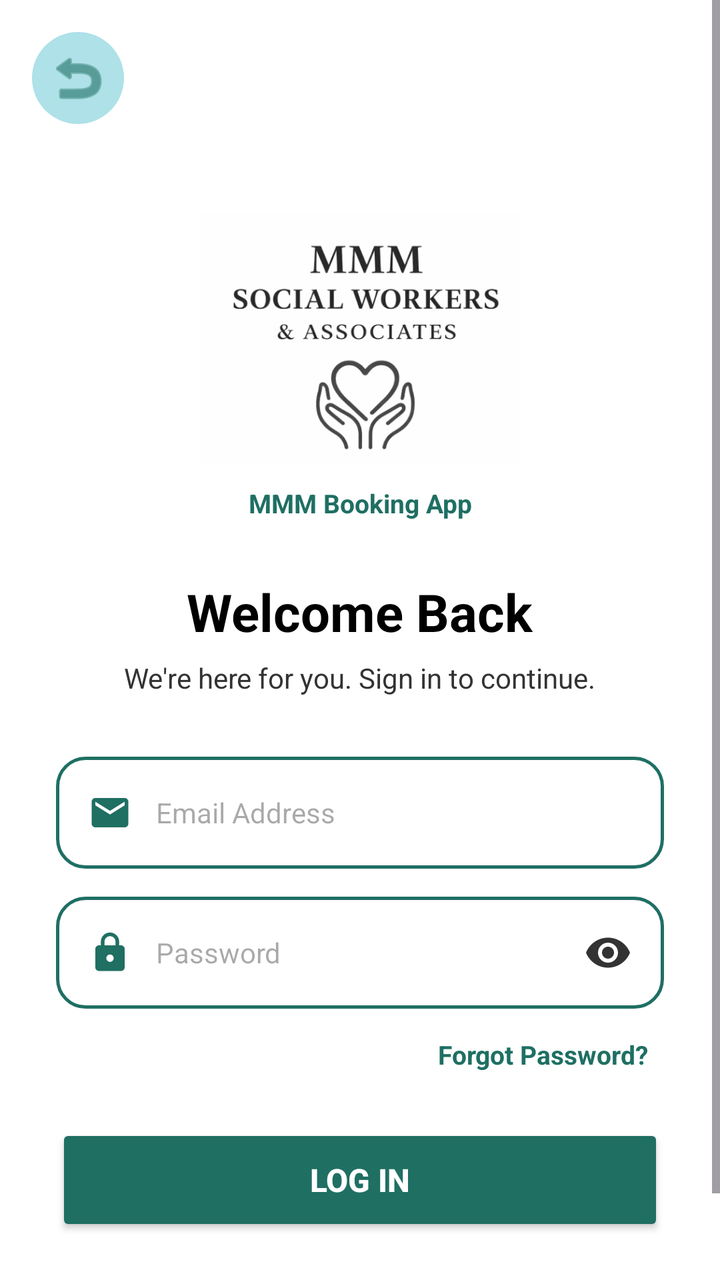
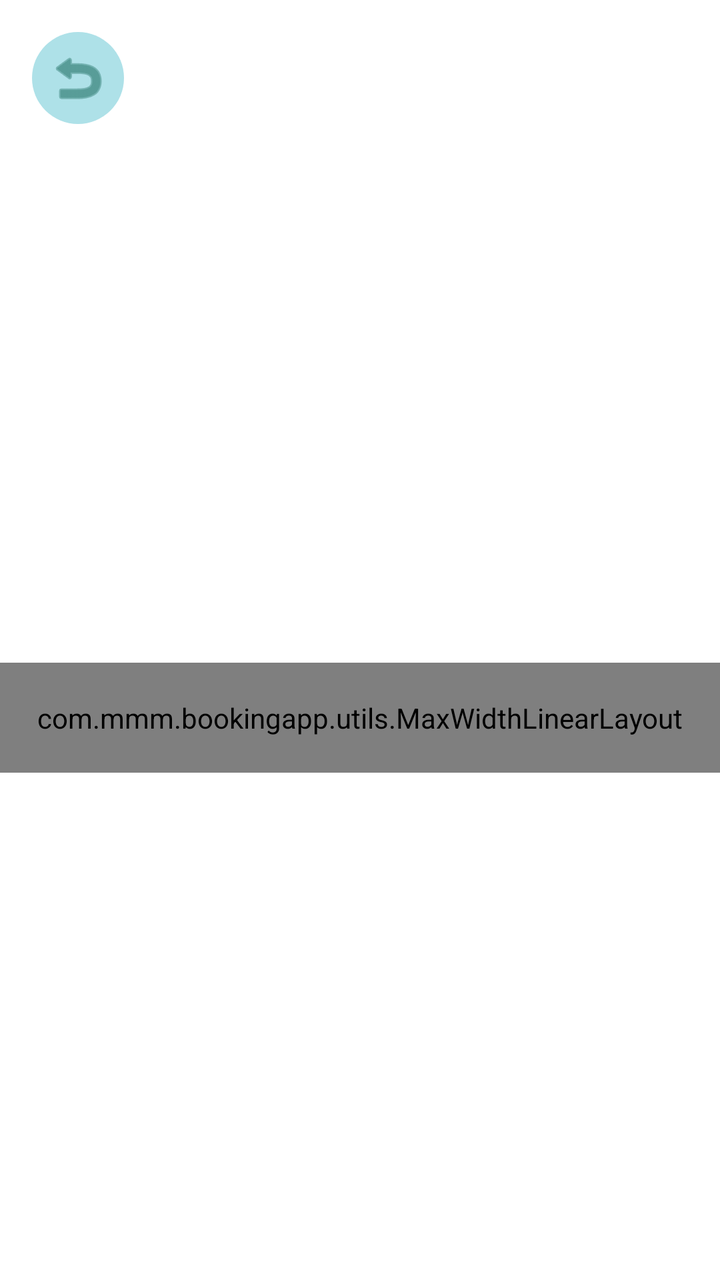

An Android layout rendered at two revisions. The XML below is the earlier revision; the diff shows what the commit changed to produce the second picture.
<!-- AndroidManifest.xml: application theme Theme.MMMBookingApp -->
<!-- res/layout/activity_login.xml -->
<?xml version="1.0" encoding="utf-8"?>
<ScrollView xmlns:android="http://schemas.android.com/apk/res/android"
    xmlns:app="http://schemas.android.com/apk/res-auto"
    android:layout_width="match_parent"
    android:layout_height="match_parent"
    android:background="@color/color_background"
    android:fillViewport="true">

    <LinearLayout
        android:layout_width="match_parent"
        android:layout_height="match_parent"
        android:orientation="vertical">

        <ImageButton
            android:id="@+id/btnBack"
            android:layout_width="46dp"
            android:layout_height="46dp"
            android:layout_margin="16dp"
            android:background="@drawable/bg_circle_button"
            android:padding="11dp"
            android:src="@android:drawable/ic_menu_revert"
            app:tint="@color/color_primary"
            android:contentDescription="@string/btn_ok" />

        <LinearLayout
            android:layout_width="match_parent"
            android:layout_height="0dp"
            android:layout_weight="1"
            android:gravity="center_vertical"
            android:orientation="vertical">

            <LinearLayout
                android:layout_width="match_parent"
                android:layout_height="wrap_content"
                android:orientation="vertical"
                android:gravity="center_horizontal"
                android:padding="28dp">

                
                <ImageView
                    android:layout_width="160dp"
                    android:layout_height="wrap_content"
                    android:layout_gravity="center_horizontal"
                    android:adjustViewBounds="true"
                    android:scaleType="fitCenter"
                    android:background="@android:color/transparent"
                    android:src="@drawable/mmm_logo"
                    android:contentDescription="@string/app_name"
                    android:layout_marginBottom="10dp" />

                <TextView
                    android:layout_width="wrap_content"
                    android:layout_height="wrap_content"
                    android:text="@string/app_name"
                    android:textColor="@color/color_primary"
                    android:textStyle="bold"
                    android:textSize="13sp"
                    android:gravity="center"
                    android:maxLines="2"
                    android:layout_marginBottom="28dp" />

                <TextView
                    android:layout_width="wrap_content"
                    android:layout_height="wrap_content"
                    android:text="@string/login_welcome_back_title"
                    android:textColor="@color/color_text_heading"
                    android:textStyle="bold"
                    android:textSize="26sp"
                    android:maxLines="1" />

                <TextView
                    android:layout_width="wrap_content"
                    android:layout_height="wrap_content"
                    android:text="@string/login_subtitle"
                    android:textColor="@color/color_text_primary"
                    android:textSize="14sp"
                    android:gravity="center"
                    android:maxLines="2"
                    android:layout_marginTop="6dp"
                    android:layout_marginBottom="30dp" />

                <LinearLayout
                    android:layout_width="match_parent"
                    android:layout_height="56dp"
                    android:orientation="horizontal"
                    android:gravity="center_vertical"
                    android:background="@drawable/bg_card_bordered"
                    android:paddingStart="16dp"
                    android:paddingEnd="16dp"
                    android:layout_marginBottom="14dp">

                    <ImageView
                        android:layout_width="22dp"
                        android:layout_height="22dp"
                        android:src="@drawable/ic_email"
                        android:contentDescription="@string/hint_email" />

                    <EditText
                        android:id="@+id/etEmail"
                        android:layout_width="0dp"
                        android:layout_height="match_parent"
                        android:layout_weight="1"
                        android:layout_marginStart="12dp"
                        android:background="@android:color/transparent"
                        android:hint="@string/hint_email"
                        android:inputType="textEmailAddress"
                        android:maxLines="1"
                        android:singleLine="true"
                        android:textColor="@color/color_text_heading"
                        android:textSize="14sp" />
                </LinearLayout>

                <LinearLayout
                    android:layout_width="match_parent"
                    android:layout_height="56dp"
                    android:orientation="horizontal"
                    android:gravity="center_vertical"
                    android:background="@drawable/bg_card_bordered"
                    android:paddingStart="16dp"
                    android:paddingEnd="6dp">

                    <ImageView
                        android:layout_width="22dp"
                        android:layout_height="22dp"
                        android:src="@drawable/ic_lock"
                        android:contentDescription="@string/hint_password" />

                    <EditText
                        android:id="@+id/etPassword"
                        android:layout_width="0dp"
                        android:layout_height="match_parent"
                        android:layout_weight="1"
                        android:layout_marginStart="12dp"
                        android:background="@android:color/transparent"
                        android:hint="@string/hint_password"
                        android:inputType="textPassword"
                        android:maxLines="1"
                        android:textColor="@color/color_text_heading"
                        android:textSize="14sp" />

                    <ImageButton
                        android:id="@+id/btnTogglePassword"
                        android:layout_width="44dp"
                        android:layout_height="44dp"
                        android:background="?attr/selectableItemBackgroundBorderless"
                        android:src="@drawable/ic_eye"
                        android:contentDescription="@string/hint_password" />
                </LinearLayout>

                <TextView
                    android:id="@+id/tvForgotPassword"
                    android:layout_width="wrap_content"
                    android:layout_height="wrap_content"
                    android:layout_gravity="end"
                    android:text="@string/link_forgot_password"
                    android:textColor="@color/color_primary"
                    android:textStyle="bold"
                    android:textSize="13sp"
                    android:padding="8dp"
                    android:layout_marginTop="6dp"
                    android:layout_marginBottom="10dp" />

                <LinearLayout
                    android:id="@+id/layoutUnverified"
                    android:layout_width="match_parent"
                    android:layout_height="wrap_content"
                    android:orientation="vertical"
                    android:background="@drawable/bg_card_bordered"
                    android:padding="14dp"
                    android:visibility="gone"
                    android:layout_marginBottom="16dp">

                    <TextView
                        android:layout_width="match_parent"
                        android:layout_height="wrap_content"
                        android:text="@string/error_email_not_verified"
                        android:textColor="@color/color_error"
                        android:textSize="13sp"
                        android:layout_marginBottom="10dp" />

                    <Button
                        android:id="@+id/btnResendVerification"
                        android:layout_width="match_parent"
                        android:layout_height="48dp"
                        android:text="@string/btn_resend_verification"
                        android:textColor="@color/color_primary"
                        android:backgroundTint="@color/color_background"
                        style="@style/Widget.MaterialComponents.Button.OutlinedButton" />
                </LinearLayout>

                <ProgressBar
                    android:id="@+id/progressBar"
                    android:layout_width="wrap_content"
                    android:layout_height="wrap_content"
                    android:layout_gravity="center"
                    android:visibility="gone"
                    android:layout_marginBottom="12dp" />

                <Button
                    android:id="@+id/btnLoginSubmit"
                    android:layout_width="match_parent"
                    android:layout_height="56dp"
                    android:text="@string/btn_login_submit"
                    android:textColor="@color/color_text_on_primary"
                    android:textSize="16sp"
                    android:textStyle="bold"
                    android:backgroundTint="@color/color_primary"
                    app:cornerRadius="28dp"
                    android:layout_marginTop="8dp" />

                <TextView
                    android:layout_width="wrap_content"
                    android:layout_height="wrap_content"
                    android:text="@string/login_footer_tagline"
                    android:textColor="@color/color_text_primary"
                    android:textSize="11sp"
                    android:gravity="center"
                    android:maxLines="1"
                    android:layout_marginTop="26dp" />

            </LinearLayout>
        </LinearLayout>
    </LinearLayout>
</ScrollView>
<!-- resources referenced by this layout -->
<resources>
  <color name="color_background">#FFFFFF</color>
  <color name="color_error">#B00020</color>
  <color name="color_primary">#1F6F63</color>
  <color name="color_text_heading">#000000</color>
  <color name="color_text_on_primary">#FFFFFF</color>
  <color name="color_text_primary">#333333</color>
  <!-- drawable bg_card_bordered (drawable) -->
  <?xml version="1.0" encoding="utf-8"?>
  <shape xmlns:android="http://schemas.android.com/apk/res/android"
      android:shape="rectangle">
      <solid android:color="@color/color_background" />
      <corners android:radius="14dp" />
      <stroke android:width="1.5dp" android:color="@color/color_primary" />
  </shape>
  <!-- drawable bg_circle_button (drawable) -->
  <?xml version="1.0" encoding="utf-8"?>
  <shape xmlns:android="http://schemas.android.com/apk/res/android" android:shape="oval">
      <solid android:color="@color/color_highlight" />
  </shape>
  <!-- drawable ic_email (drawable) -->
  <vector xmlns:android="http://schemas.android.com/apk/res/android"
      android:width="24dp" android:height="24dp"
      android:viewportWidth="24" android:viewportHeight="24">
      <path android:fillColor="@color/color_primary"
          android:pathData="M20,4H4c-1.1,0 -1.99,0.9 -1.99,2L2,18c0,1.1 0.9,2 2,2h16c1.1,0 2,-0.9 2,-2V6c0,-1.1 -0.9,-2 -2,-2zM20,8l-8,5 -8,-5V6l8,5 8,-5v2z" />
  </vector>
  <!-- drawable ic_eye (drawable) -->
  <vector xmlns:android="http://schemas.android.com/apk/res/android"
      android:width="24dp"
      android:height="24dp"
      android:viewportWidth="24"
      android:viewportHeight="24">
      <path
          android:fillColor="@color/color_text_primary"
          android:pathData="M12,4.5C7,4.5 2.73,7.61 1,12c1.73,4.39 6,7.5 11,7.5s9.27,-3.11 11,-7.5c-1.73,-4.39 -6,-7.5 -11,-7.5zM12,17c-2.76,0 -5,-2.24 -5,-5s2.24,-5 5,-5 5,2.24 5,5 -2.24,5 -5,5zM12,9c-1.66,0 -3,1.34 -3,3s1.34,3 3,3 3,-1.34 3,-3 -1.34,-3 -3,-3z" />
  </vector>
  <!-- drawable ic_lock (drawable) -->
  <vector xmlns:android="http://schemas.android.com/apk/res/android"
      android:width="24dp" android:height="24dp"
      android:viewportWidth="24" android:viewportHeight="24">
      <path android:fillColor="@color/color_primary"
          android:pathData="M18,8h-1V6c0,-2.76 -2.24,-5 -5,-5S7,3.24 7,6v2H6c-1.1,0 -2,0.9 -2,2v10c0,1.1 0.9,2 2,2h12c1.1,0 2,-0.9 2,-2V10c0,-1.1 -0.9,-2 -2,-2zM9,6c0,-1.66 1.34,-3 3,-3s3,1.34 3,3v2H9V6zM12,17c-1.1,0 -2,-0.9 -2,-2s0.9,-2 2,-2 2,0.9 2,2 -0.9,2 -2,2z" />
  </vector>
  <string name="app_name">MMM Booking App</string>
  <string name="btn_login_submit">Log In</string>
  <string name="btn_ok">OK</string>
  <string name="btn_resend_verification">Resend Verification Email</string>
  <string name="error_email_not_verified">Please verify your email before logging in. Check your inbox, or tap below to resend the verification email.</string>
  <string name="hint_email">Email Address</string>
  <string name="hint_password">Password</string>
  <string name="link_forgot_password">Forgot Password?</string>
  <string name="login_footer_tagline">Secure  •  Confidential  •  Compassionate Care</string>
  <string name="login_subtitle">We\'re here for you. Sign in to continue.</string>
  <string name="login_welcome_back_title">Welcome Back</string>
  <color name="color_highlight">#AEE1E8</color>
  <color name="color_surface">#F5F1E8</color>
  <!-- unchanged entries left out for length: 2 -->
</resources>

<!-- the commit's change to res/layout/activity_login.xml (unified diff, before → after) -->
@@ -29,14 +29,14 @@
             android:gravity="center_vertical"
             android:orientation="vertical">
 
-            <LinearLayout
+            <com.mmm.bookingapp.utils.MaxWidthLinearLayout
                 android:layout_width="match_parent"
                 android:layout_height="wrap_content"
+                android:layout_gravity="center_horizontal"
                 android:orientation="vertical"
                 android:gravity="center_horizontal"
-                android:padding="28dp">
-
-                
+                android:padding="@dimen/screen_horizontal_padding">
+
                 <ImageView
                     android:layout_width="160dp"
                     android:layout_height="wrap_content"
@@ -54,7 +54,7 @@
                     android:text="@string/app_name"
                     android:textColor="@color/color_primary"
                     android:textStyle="bold"
-                    android:textSize="13sp"
+                    android:textSize="@dimen/text_size_13"
                     android:gravity="center"
                     android:maxLines="2"
                     android:layout_marginBottom="28dp" />
@@ -65,7 +65,7 @@
                     android:text="@string/login_welcome_back_title"
                     android:textColor="@color/color_text_heading"
                     android:textStyle="bold"
-                    android:textSize="26sp"
+                    android:textSize="@dimen/text_size_26"
                     android:maxLines="1" />
 
                 <TextView
@@ -73,7 +73,7 @@
                     android:layout_height="wrap_content"
                     android:text="@string/login_subtitle"
                     android:textColor="@color/color_text_primary"
-                    android:textSize="14sp"
+                    android:textSize="@dimen/text_size_14"
                     android:gravity="center"
                     android:maxLines="2"
                     android:layout_marginTop="6dp"
@@ -107,7 +107,7 @@
                         android:maxLines="1"
                         android:singleLine="true"
                         android:textColor="@color/color_text_heading"
-                        android:textSize="14sp" />
+                        android:textSize="@dimen/text_size_14" />
                 </LinearLayout>
 
                 <LinearLayout
@@ -136,7 +136,7 @@
                         android:inputType="textPassword"
                         android:maxLines="1"
                         android:textColor="@color/color_text_heading"
-                        android:textSize="14sp" />
+                        android:textSize="@dimen/text_size_14" />
 
                     <ImageButton
                         android:id="@+id/btnTogglePassword"
@@ -155,7 +155,7 @@
                     android:text="@string/link_forgot_password"
                     android:textColor="@color/color_primary"
                     android:textStyle="bold"
-                    android:textSize="13sp"
+                    android:textSize="@dimen/text_size_13"
                     android:padding="8dp"
                     android:layout_marginTop="6dp"
                     android:layout_marginBottom="10dp" />
@@ -175,7 +175,7 @@
                         android:layout_height="wrap_content"
                         android:text="@string/error_email_not_verified"
                         android:textColor="@color/color_error"
-                        android:textSize="13sp"
+                        android:textSize="@dimen/text_size_13"
                         android:layout_marginBottom="10dp" />
 
                     <Button
@@ -202,7 +202,7 @@
                     android:layout_height="56dp"
                     android:text="@string/btn_login_submit"
                     android:textColor="@color/color_text_on_primary"
-                    android:textSize="16sp"
+                    android:textSize="@dimen/text_size_16"
                     android:textStyle="bold"
                     android:backgroundTint="@color/color_primary"
                     app:cornerRadius="28dp"
@@ -213,12 +213,12 @@
                     android:layout_height="wrap_content"
                     android:text="@string/login_footer_tagline"
                     android:textColor="@color/color_text_primary"
-                    android:textSize="11sp"
+                    android:textSize="@dimen/text_size_11"
                     android:gravity="center"
                     android:maxLines="1"
                     android:layout_marginTop="26dp" />
 
-            </LinearLayout>
+            </com.mmm.bookingapp.utils.MaxWidthLinearLayout>
         </LinearLayout>
     </LinearLayout>
 </ScrollView>
<!-- resource entries referenced after the edit -->
@@ -6,6 +6,12 @@
   <color name="color_text_heading">#000000</color>
   <color name="color_text_on_primary">#FFFFFF</color>
   <color name="color_text_primary">#333333</color>
+  <dimen name="screen_horizontal_padding">18dp</dimen>
+  <dimen name="text_size_11">11sp</dimen>
+  <dimen name="text_size_13">13sp</dimen>
+  <dimen name="text_size_14">14sp</dimen>
+  <dimen name="text_size_16">16sp</dimen>
+  <dimen name="text_size_26">26sp</dimen>
   <!-- drawable bg_card_bordered (drawable) -->
   <?xml version="1.0" encoding="utf-8"?>
   <shape xmlns:android="http://schemas.android.com/apk/res/android"
